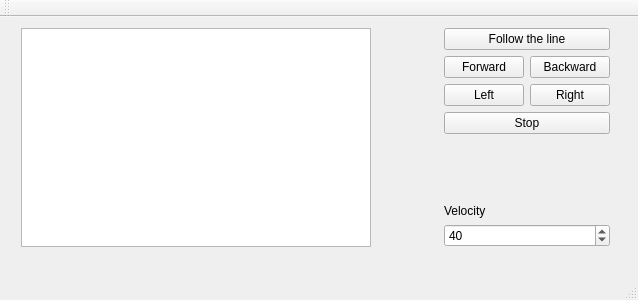
MarvinStuede/pms, file mainwindow.ui: the form before one commit.
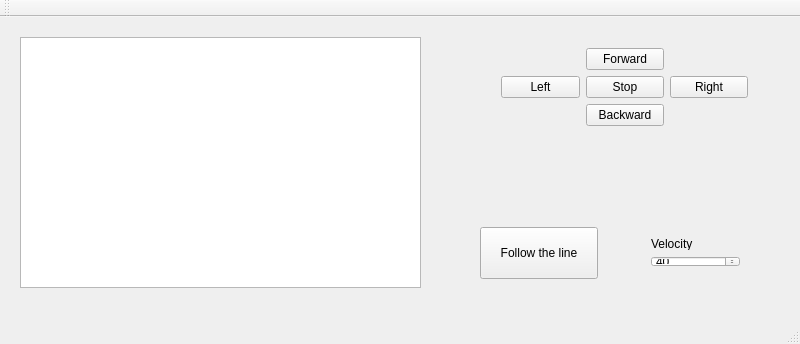
The form after the commit.

```diff
--- a/mainwindow.ui
+++ b/mainwindow.ui
@@ -6,19 +6,13 @@
    <rect>
     <x>0</x>
     <y>0</y>
-    <width>638</width>
-    <height>300</height>
+    <width>800</width>
+    <height>344</height>
    </rect>
   </property>
   <property name="minimumSize">
    <size>
-    <width>638</width>
-    <height>300</height>
-   </size>
-  </property>
-  <property name="maximumSize">
-   <size>
-    <width>638</width>
+    <width>800</width>
     <height>300</height>
    </size>
   </property>
@@ -26,63 +20,56 @@
    <string>RobotGUI</string>
   </property>
   <widget class="QWidget" name="centralWidget">
-   <widget class="QWidget" name="horizontalLayoutWidget">
+   <widget class="QWidget" name="gridLayoutWidget">
     <property name="geometry">
      <rect>
-      <x>10</x>
-      <y>0</y>
-      <width>611</width>
-      <height>241</height>
+      <x>490</x>
+      <y>20</y>
+      <width>269</width>
+      <height>101</height>
      </rect>
     </property>
-    <layout class="QHBoxLayout" name="horizontalLayout">
-     <item>
-      <widget class="QListView" name="listOutput"/>
-     </item>
-     <item>
-      <spacer name="horizontalSpacer">
+    <layout class="QGridLayout" name="gridLayout_2">
+     <item row="3" column="2">
+      <spacer name="verticalSpacer_4">
        <property name="orientation">
-        <enum>Qt::Horizontal</enum>
-       </property>
-       <property name="sizeType">
-        <enum>QSizePolicy::Minimum</enum>
+        <enum>Qt::Vertical</enum>
        </property>
        <property name="sizeHint" stdset="0">
         <size>
-         <width>67</width>
-         <height>20</height>
+         <width>20</width>
+         <height>40</height>
         </size>
        </property>
       </spacer>
      </item>
-     <item>
-      <layout class="QVBoxLayout" name="verticalLayout">
-       <item>
-        <layout class="QFormLayout" name="formLayout">
-         <property name="fieldGrowthPolicy">
-          <enum>QFormLayout::AllNonFixedFieldsGrow</enum>
-         </property>
-         <item row="0" column="0" colspan="2">
-          <widget class="QPushButton" name="btnLine">
-           <property name="text">
-            <string>Follow the line</string>
-           </property>
-          </widget>
-         </item>
-         <item row="1" column="0">
+     <item row="1" column="1">
           <widget class="QPushButton" name="btnForward">
            <property name="text">
             <string>Forward</string>
            </property>
           </widget>
          </item>
-         <item row="1" column="1">
-          <widget class="QPushButton" name="btnBackward">
+     <item row="2" column="2">
+      <widget class="QPushButton" name="btnRight">
            <property name="text">
-            <string>Backward</string>
+        <string>Right</string>
            </property>
           </widget>
          </item>
+     <item row="1" column="0">
+      <spacer name="verticalSpacer_3">
+       <property name="orientation">
+        <enum>Qt::Vertical</enum>
+       </property>
+       <property name="sizeHint" stdset="0">
+        <size>
+         <width>20</width>
+         <height>40</height>
+        </size>
+       </property>
+      </spacer>
+     </item>
          <item row="2" column="0">
           <widget class="QPushButton" name="btnLeft">
            <property name="text">
@@ -90,14 +77,27 @@
            </property>
           </widget>
          </item>
+     <item row="3" column="1">
+      <widget class="QPushButton" name="btnBackward">
+       <property name="text">
+        <string>Backward</string>
+       </property>
+      </widget>
+     </item>
+     <item row="3" column="0">
+      <spacer name="verticalSpacer_2">
+       <property name="orientation">
+        <enum>Qt::Vertical</enum>
+       </property>
+       <property name="sizeHint" stdset="0">
+        <size>
+         <width>20</width>
+         <height>40</height>
+        </size>
+       </property>
+      </spacer>
+     </item>
          <item row="2" column="1">
-          <widget class="QPushButton" name="btnRight">
-           <property name="text">
-            <string>Right</string>
-           </property>
-          </widget>
-         </item>
-         <item row="3" column="0" colspan="2">
           <widget class="QPushButton" name="btnStop">
            <property name="text">
             <string>Stop</string>
@@ -105,20 +105,52 @@
           </widget>
          </item>
         </layout>
-       </item>
-       <item>
-        <spacer name="verticalSpacer">
-         <property name="orientation">
-          <enum>Qt::Vertical</enum>
-         </property>
-         <property name="sizeHint" stdset="0">
-          <size>
-           <width>20</width>
-           <height>40</height>
-          </size>
-         </property>
-        </spacer>
-       </item>
+   </widget>
+   <widget class="QListView" name="listOutput">
+    <property name="geometry">
+     <rect>
+      <x>20</x>
+      <y>20</y>
+      <width>401</width>
+      <height>251</height>
+     </rect>
+    </property>
+    <property name="sizePolicy">
+     <sizepolicy hsizetype="Fixed" vsizetype="Fixed">
+      <horstretch>0</horstretch>
+      <verstretch>0</verstretch>
+     </sizepolicy>
+    </property>
+   </widget>
+   <widget class="QPushButton" name="btnLine">
+    <property name="geometry">
+     <rect>
+      <x>480</x>
+      <y>210</y>
+      <width>118</width>
+      <height>52</height>
+     </rect>
+    </property>
+    <property name="sizePolicy">
+     <sizepolicy hsizetype="Minimum" vsizetype="Expanding">
+      <horstretch>0</horstretch>
+      <verstretch>0</verstretch>
+     </sizepolicy>
+    </property>
+    <property name="text">
+     <string>Follow the line</string>
+    </property>
+   </widget>
+   <widget class="QWidget" name="verticalLayoutWidget">
+    <property name="geometry">
+     <rect>
+      <x>640</x>
+      <y>210</y>
+      <width>111</width>
+      <height>51</height>
+     </rect>
+    </property>
+    <layout class="QVBoxLayout" name="verticalLayout">
        <item>
         <widget class="QLabel" name="label">
          <property name="text">
@@ -137,8 +169,6 @@
         </widget>
        </item>
       </layout>
-     </item>
-    </layout>
    </widget>
   </widget>
   <widget class="QMenuBar" name="menuBar">
@@ -146,11 +176,12 @@
     <rect>
      <x>0</x>
      <y>0</y>
-     <width>638</width>
+     <width>800</width>
      <height>25</height>
     </rect>
    </property>
   </widget>
+  <widget class="QStatusBar" name="statusBar"/>
   <widget class="QToolBar" name="mainToolBar">
    <attribute name="toolBarArea">
     <enum>TopToolBarArea</enum>
@@ -159,7 +190,6 @@
     <bool>false</bool>
    </attribute>
   </widget>
-  <widget class="QStatusBar" name="statusBar"/>
  </widget>
  <layoutdefault spacing="6" margin="11"/>
  <resources/>
```
Lines whose indentation alone changed are shown as unchanged.
